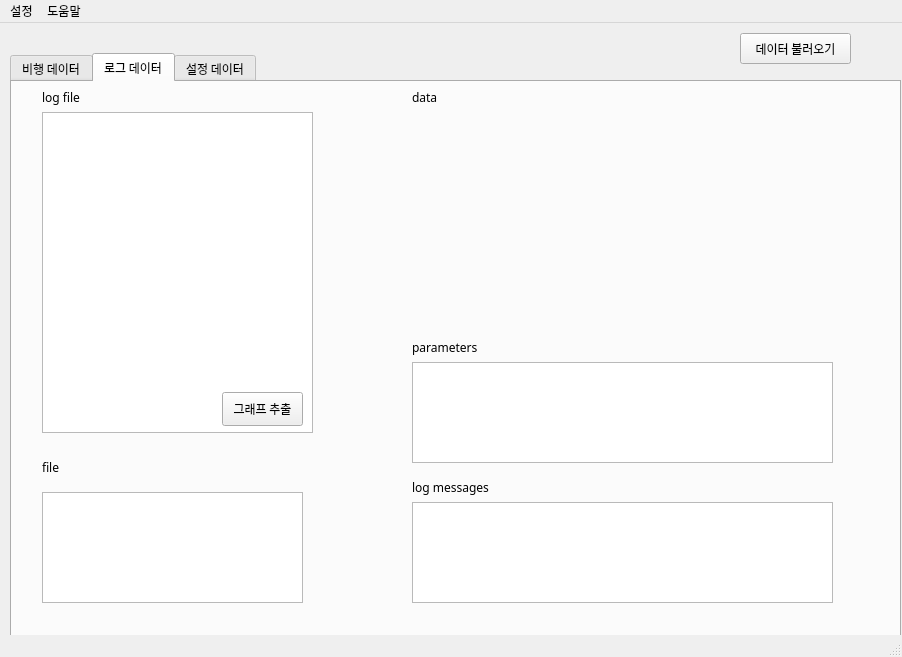
Old version of the form ui/PX4Forensic.ui in the repository khu-mesl-348/PX4Forensic.
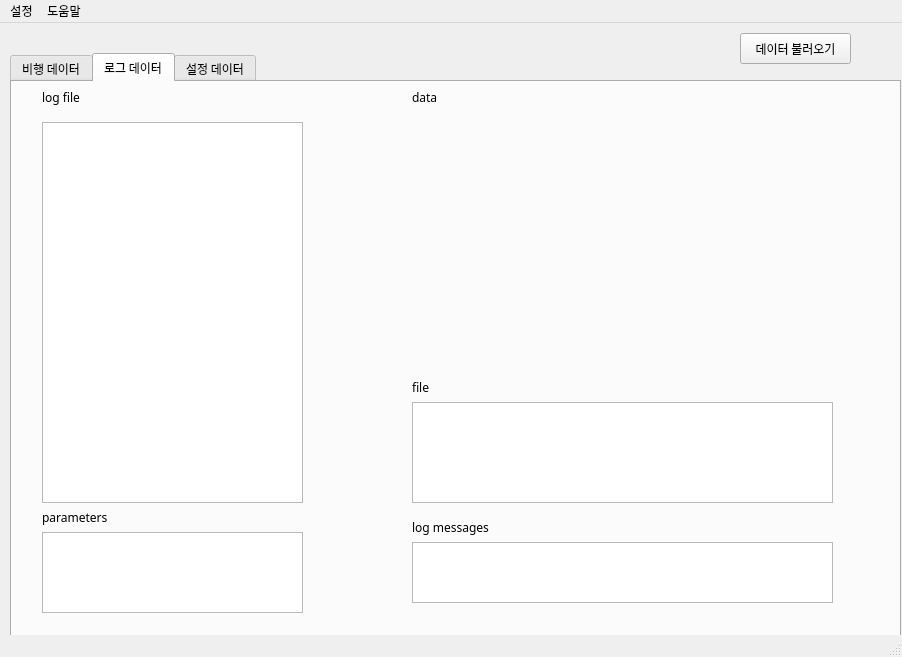
New version of the form.

Commit message: 로그 파일 데이터 리스트 불러오기 추가

Diff of the .ui file:
```diff
--- a/ui/PX4Forensic.ui
+++ b/ui/PX4Forensic.ui
@@ -344,18 +344,18 @@
      <widget class="QTableWidget" name="tableWidget_file_log">
       <property name="geometry">
        <rect>
-        <x>30</x>
-        <y>410</y>
-        <width>261</width>
-        <height>111</height>
+        <x>400</x>
+        <y>320</y>
+        <width>421</width>
+        <height>101</height>
        </rect>
       </property>
      </widget>
      <widget class="QLabel" name="label_7">
       <property name="geometry">
        <rect>
-        <x>30</x>
-        <y>370</y>
+        <x>400</x>
+        <y>290</y>
         <width>91</width>
         <height>31</height>
        </rect>
@@ -380,18 +380,18 @@
      <widget class="QTableWidget" name="tableWidget_log_params">
       <property name="geometry">
        <rect>
-        <x>400</x>
-        <y>280</y>
-        <width>421</width>
-        <height>101</height>
+        <x>30</x>
+        <y>450</y>
+        <width>261</width>
+        <height>81</height>
        </rect>
       </property>
      </widget>
      <widget class="QLabel" name="label_9">
       <property name="geometry">
        <rect>
-        <x>400</x>
-        <y>250</y>
+        <x>30</x>
+        <y>420</y>
         <width>91</width>
         <height>31</height>
        </rect>
@@ -404,7 +404,7 @@
       <property name="geometry">
        <rect>
         <x>400</x>
-        <y>390</y>
+        <y>430</y>
         <width>121</width>
         <height>31</height>
        </rect>
@@ -417,43 +417,30 @@
       <property name="geometry">
        <rect>
         <x>400</x>
-        <y>420</y>
+        <y>460</y>
         <width>421</width>
-        <height>101</height>
+        <height>61</height>
        </rect>
       </property>
      </widget>
-     <widget class="QPushButton" name="pushButton">
-      <property name="geometry">
-       <rect>
-        <x>210</x>
-        <y>310</y>
-        <width>81</width>
-        <height>34</height>
-       </rect>
-      </property>
-      <property name="text">
-       <string>그래프 추출</string>
-      </property>
-     </widget>
      <widget class="QWidget" name="verticalLayoutWidget_2">
       <property name="geometry">
        <rect>
         <x>400</x>
         <y>40</y>
         <width>421</width>
-        <height>211</height>
+        <height>251</height>
        </rect>
       </property>
       <layout class="QVBoxLayout" name="logGraph"/>
      </widget>
-     <widget class="QListWidget" name="logFileList">
+     <widget class="QTreeView" name="treeView">
       <property name="geometry">
        <rect>
         <x>30</x>
-        <y>30</y>
-        <width>271</width>
-        <height>321</height>
+        <y>40</y>
+        <width>261</width>
+        <height>381</height>
        </rect>
       </property>
      </widget>
```
Left out of the diff: 11 changed lines with no effect on the pictures. The commit also changes 2 other files.
